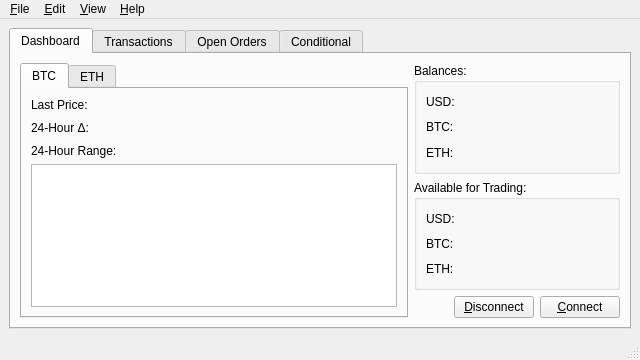
Above: src/MainWindow.ui from codymj/GeminiCryptoTrader before the change. Below: the same form after it.
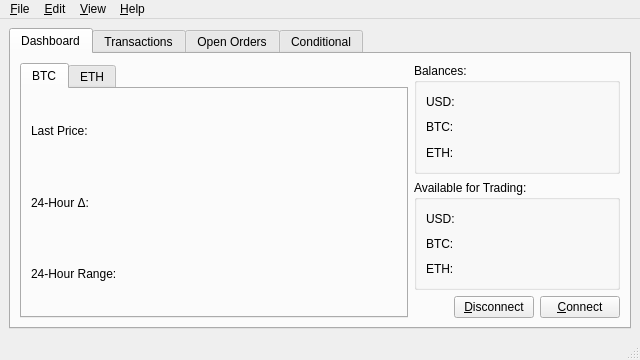
That is the form after the change.

Commit message: Replace GraphicsView with matplotlib canvas

The edit to the form file:
```diff
--- a/src/MainWindow.ui
+++ b/src/MainWindow.ui
@@ -54,6 +54,8 @@
            </attribute>
            <layout class="QGridLayout" name="gridLayout_4">
             <item row="0" column="0">
+             <layout class="QVBoxLayout" name="btcLayout">
+              <item>
              <layout class="QGridLayout" name="gridLayout_3">
               <item row="0" column="0">
                <widget class="QLabel" name="label_7">
@@ -62,7 +64,7 @@
                 </property>
                </widget>
               </item>
-              <item row="0" column="1">
+                <item row="0" column="1" colspan="2">
                <widget class="QLabel" name="btcLastPriceLabel">
                 <property name="text">
                  <string/>
@@ -90,30 +92,16 @@
                 </property>
                </widget>
               </item>
-              <item row="2" column="1">
+                <item row="2" column="1" colspan="2">
                <widget class="QLabel" name="btcRangeLabel">
                 <property name="text">
                  <string/>
                 </property>
                </widget>
               </item>
-              <item row="1" column="2">
-               <spacer name="horizontalSpacer_3">
-                <property name="orientation">
-                 <enum>Qt::Horizontal</enum>
-                </property>
-                <property name="sizeHint" stdset="0">
-                 <size>
-                  <width>40</width>
-                  <height>20</height>
-                 </size>
-                </property>
-               </spacer>
-              </item>
-             </layout>
-            </item>
-            <item row="1" column="0">
-             <widget class="QGraphicsView" name="btcGraph"/>
+               </layout>
+              </item>
+             </layout>
             </item>
            </layout>
           </widget>
```
Left out of the diff: 18 changed lines with no effect on the pictures. Lines whose indentation alone changed are shown as unchanged. The commit also changes 1 other file.
